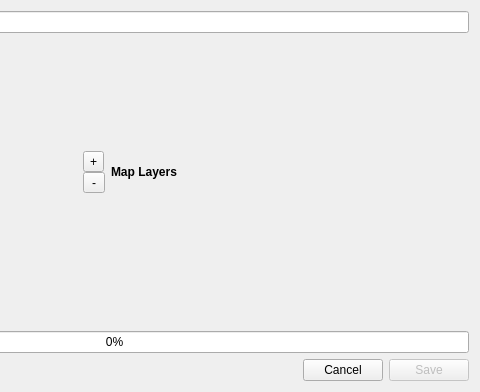
First picture: the form in ui/CreateViz.ui, repository gkudos/qgis-cartodb, before the edit; both pictures show x 292 to 772 and y 0 to 392 of the 772 by 392 pixel window.
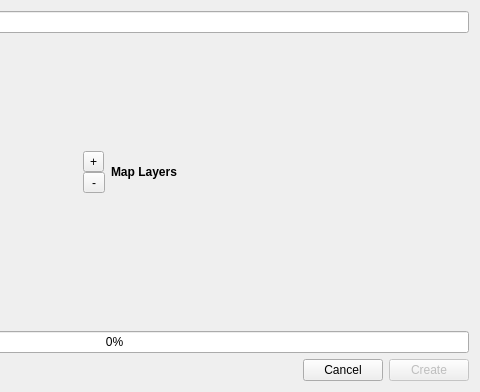
Second picture: the form after the edit.

Diff of the .ui file:
```diff
--- a/ui/CreateViz.ui
+++ b/ui/CreateViz.ui
@@ -196,7 +196,7 @@
         <bool>false</bool>
        </property>
        <property name="text">
-        <string>Save</string>
+        <string>Create</string>
        </property>
       </widget>
      </item>
```
